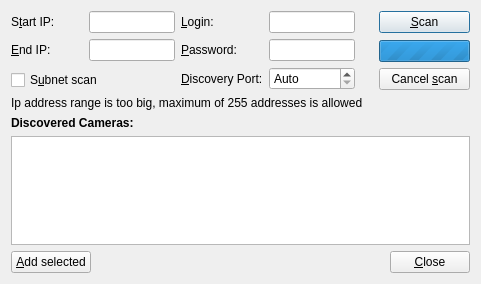
networkoptix/nx_open, file client/src/ui/dialogs/camera_addition_dialog.ui: the form before one commit.
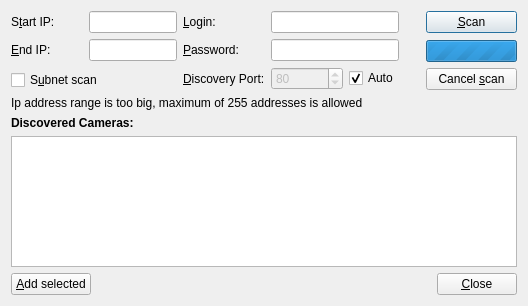
The form after the commit. Custom widgets are drawn as their Qt base class.

Commit message:
Feature #1314: Add checkbox "Auto" to the form "Add camera(s)"
<==== Mercurial data ====>
Branch: master

Diff of the .ui file:
```diff
--- a/client/src/ui/dialogs/camera_addition_dialog.ui
+++ b/client/src/ui/dialogs/camera_addition_dialog.ui
@@ -6,8 +6,8 @@
    <rect>
     <x>0</x>
     <y>0</y>
-    <width>481</width>
-    <height>284</height>
+    <width>528</width>
+    <height>306</height>
    </rect>
   </property>
   <property name="sizePolicy">
@@ -195,24 +195,13 @@
          </property>
         </widget>
        </item>
-       <item row="2" column="0">
-        <widget class="QLabel" name="portLabel">
-         <property name="sizePolicy">
-          <sizepolicy hsizetype="Preferred" vsizetype="Preferred">
-           <horstretch>0</horstretch>
-           <verstretch>0</verstretch>
-          </sizepolicy>
-         </property>
-         <property name="text">
-          <string>&amp;Discovery Port:</string>
-         </property>
-         <property name="buddy">
-          <cstring>portSpinBox</cstring>
-         </property>
-        </widget>
-       </item>
        <item row="2" column="1">
+        <layout class="QHBoxLayout" name="horizontalLayout_3">
+         <item>
         <widget class="QSpinBox" name="portSpinBox">
+           <property name="enabled">
+            <bool>false</bool>
+           </property>
          <property name="sizePolicy">
           <sizepolicy hsizetype="Preferred" vsizetype="Fixed">
            <horstretch>0</horstretch>
@@ -225,14 +214,36 @@
            <height>0</height>
           </size>
          </property>
-         <property name="specialValueText">
-          <string>Auto</string>
-         </property>
-         <property name="correctionMode">
-          <enum>QAbstractSpinBox::CorrectToNearestValue</enum>
+           <property name="minimum">
+            <number>1</number>
          </property>
          <property name="maximum">
           <number>65535</number>
+           </property>
+           <property name="value">
+            <number>80</number>
+           </property>
+          </widget>
+         </item>
+         <item>
+          <widget class="QCheckBox" name="portAutoCheckBox">
+           <property name="text">
+            <string>Auto</string>
+           </property>
+           <property name="checked">
+            <bool>true</bool>
+           </property>
+          </widget>
+         </item>
+        </layout>
+       </item>
+       <item row="2" column="0">
+        <widget class="QLabel" name="portLabel">
+         <property name="text">
+          <string>&amp;Discovery Port:</string>
+         </property>
+         <property name="buddy">
+          <cstring>portSpinBox</cstring>
          </property>
         </widget>
        </item>
```
Lines whose indentation alone changed are shown as unchanged. The commit also changes 1 other file.
